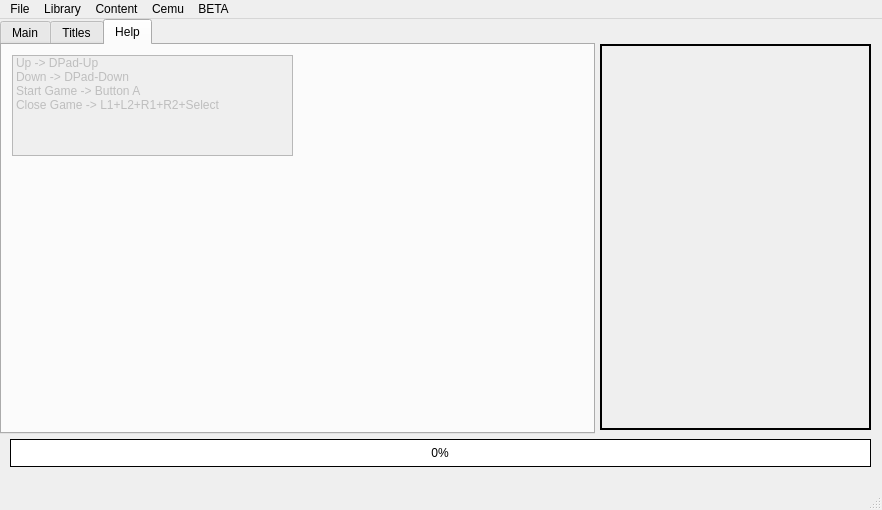
First picture: the form in mainwindow.ui, repository Chrono136/Maple-Tree, before the edit.
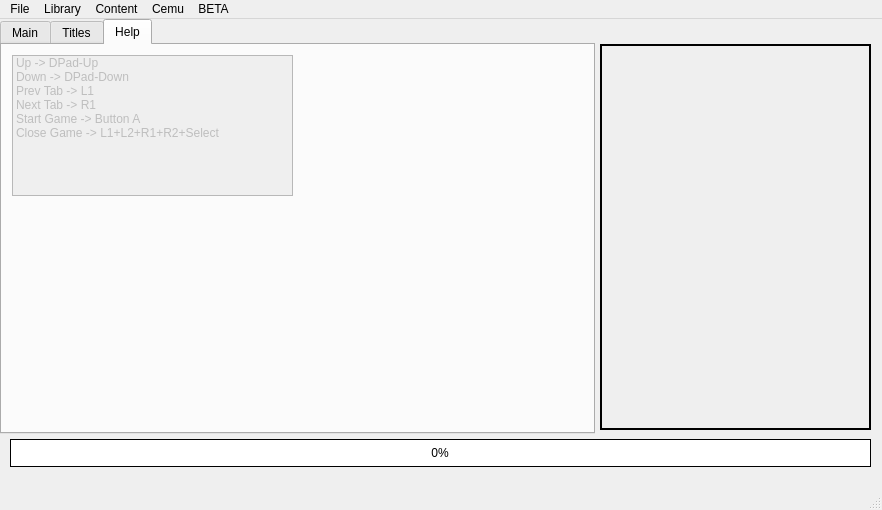
Second picture: the form after the edit. The open tabs and pages were chosen to show the change.

Commit message: update help tab

What changed in the file:
```diff
--- a/mainwindow.ui
+++ b/mainwindow.ui
@@ -179,7 +179,7 @@
         <x>10</x>
         <y>10</y>
         <width>281</width>
-        <height>101</height>
+        <height>141</height>
        </rect>
       </property>
       <item>
@@ -192,6 +192,16 @@
         <string>Down -&gt; DPad-Down</string>
        </property>
       </item>
+      <item>
+       <property name="text">
+        <string>Prev Tab -&gt; L1</string>
+       </property>
+      </item>
+      <item>
+       <property name="text">
+        <string>Next Tab -&gt; R1</string>
+       </property>
+      </item>
       <item>
        <property name="text">
         <string>Start Game -&gt; Button A</string>
```
